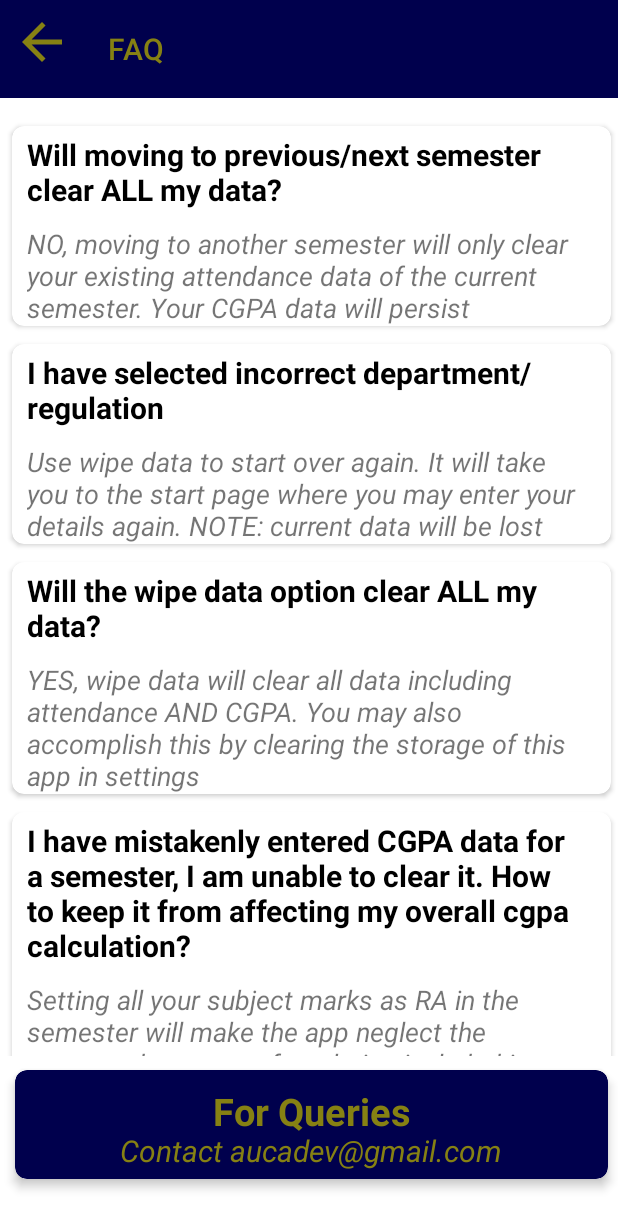
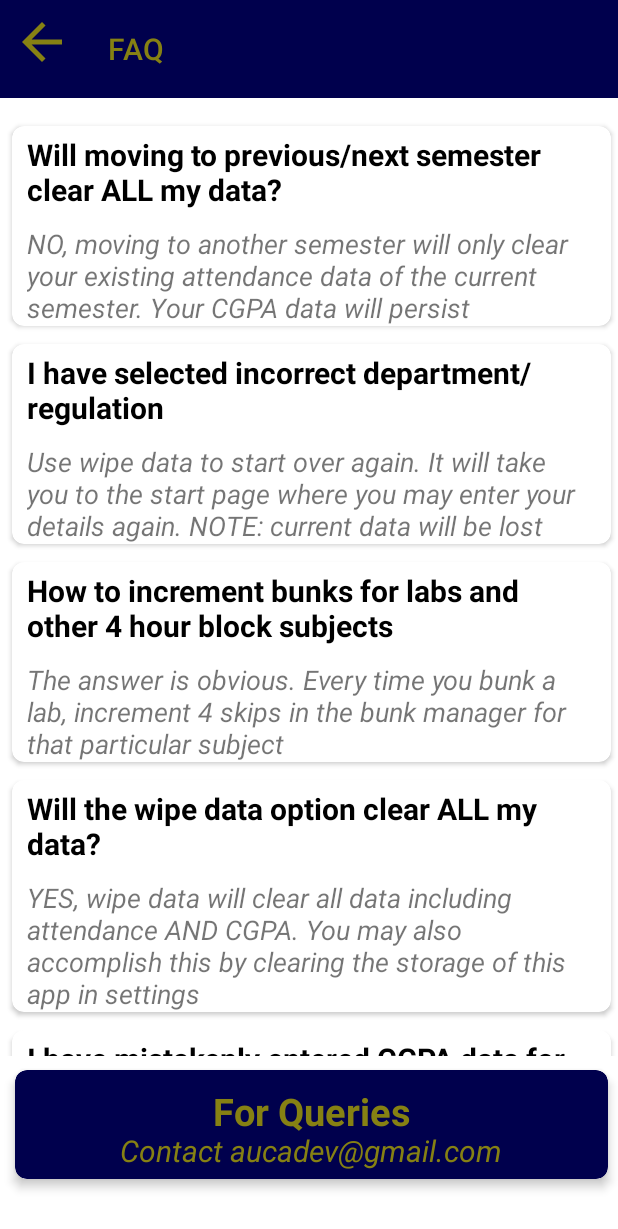
Before and after one commit to dhanpraja231/Aucademics, an Android app: the HelpNFAQ screen opened directly, with no data from a screen before it, on a phone screen of 412 x 824 dp. Shown: the top 1229 px of the screen. Run offline under Robolectric (Android 15) with nearby library versions, the phone set to English and light mode, and no system bars.

Commit message:
version 1.2.1(6 beta 1)

```diff
--- a/app/src/main/java/com/example/aucademics/homePage/AddCustomSubject.java
+++ b/app/src/main/java/com/example/aucademics/homePage/AddCustomSubject.java
@@ -54,7 +54,7 @@ public class AddCustomSubject extends AppCompatActivity {
                 String subName = mSubjectName.getText().toString();
                 String totalHours = mTotalHours.getText().toString();
                 //String credits = mCredits.getText().toString();
-                String regex = "[0-9]";
+                String regex = "^[0-9]*$";
                 if(subName.isEmpty()){
                     Toast.makeText(AddCustomSubject.this,"invalid subject name",Toast.LENGTH_SHORT).show();
                 }
@@ -62,8 +62,8 @@ public class AddCustomSubject extends AppCompatActivity {
                     Toast.makeText(AddCustomSubject.this,"invalid total hours",Toast.LENGTH_SHORT).show();
                 }
 
-                else if(Integer.parseInt( totalHours)<30 && Integer.parseInt((totalHours))%15!=0){
-                    Toast.makeText(AddCustomSubject.this,"hours must be >=30 and multiple of 15",Toast.LENGTH_SHORT).show();
+                else if(Integer.parseInt( totalHours)<30 || Integer.parseInt( totalHours)>240 || Integer.parseInt((totalHours))%15!=0){
+                    Toast.makeText(AddCustomSubject.this,"hours must be between 30-240 and multiple of 15",Toast.LENGTH_SHORT).show();
                 }
 
                 else{
--- a/app/src/main/java/com/example/aucademics/homePage/HelpNFAQ.java
+++ b/app/src/main/java/com/example/aucademics/homePage/HelpNFAQ.java
@@ -44,6 +44,8 @@ public class HelpNFAQ extends AppCompatActivity {
                 " attendance data of the current semester. Your CGPA data will persist"));
         dataList.add(new faqItem("I have selected incorrect department/regulation","Use wipe data to start over again. It will take you to the start page where you may enter " +
                 "your details again. NOTE: current data will be lost" ));
+        dataList.add(new faqItem("How to increment bunks for labs and other 4 hour block subjects","The answer is obvious. Every time you bunk a lab, increment 4 " +
+                "skips in the bunk manager for that particular subject" ));
         dataList.add(new faqItem("Will the wipe data option clear ALL my data?","YES, wipe data will clear all data including attendance AND CGPA. " +
                 "You may also accomplish this by clearing the storage of this app in settings"));
         dataList.add(new faqItem("I have mistakenly entered CGPA data for a semester, I am unable to clear it. How to keep it from affecting my overall cgpa calculation?",
@@ -71,7 +73,6 @@ public class HelpNFAQ extends AppCompatActivity {
         rvAdapter = new HelpPageRVAdapter(dataList);
         rv.setAdapter(rvAdapter);
         rv.setLayoutManager(new LinearLayoutManager(this));
-
         contact.setOnClickListener(view -> {
             Intent intent = new Intent(Intent.ACTION_VIEW);
             Uri data = Uri.parse("mailto:aucadev@gmail.com?subject=");
--- a/app/src/main/java/com/example/aucademics/homePage/bunkNcgpa.java
+++ b/app/src/main/java/com/example/aucademics/homePage/bunkNcgpa.java
@@ -12,6 +12,7 @@ import android.content.DialogInterface;
 import android.content.Intent;
 import android.content.SharedPreferences;
 import android.graphics.Color;
+import android.net.Uri;
 import android.os.Bundle;
 import android.preference.PreferenceManager;
 import android.view.MenuItem;
@@ -243,6 +244,8 @@ public class bunkNcgpa extends AppCompatActivity implements NavigationView.OnNav
                 break;
 
             case R.id.playstore_redirect:
+                Intent intent = new Intent(Intent.ACTION_VIEW, Uri.parse("https://play.google.com/store/apps/details?id=com.aucadevs.aucademics&reviewId=0"));
+                startActivity(intent);
                 //TODO: redirect to playstore app via explicit intent
                 break;
             case R.id.help_nav:
--- a/app/src/main/res/layout/semester_tile_rv_viewholder.xml
+++ b/app/src/main/res/layout/semester_tile_rv_viewholder.xml
@@ -1,13 +1,12 @@
 <androidx.cardview.widget.CardView
     xmlns:android="http://schemas.android.com/apk/res/android"
     xmlns:app="http://schemas.android.com/apk/res-auto"
-    android:layout_width="185sp"
+    android:layout_width="match_parent"
     android:layout_height="150sp"
     android:layout_centerHorizontal="true"
     app:cardBackgroundColor="@color/white"
     app:cardCornerRadius="8sp"
     app:cardElevation="4sp"
-    android:layout_marginStart="3sp"
     app:cardPreventCornerOverlap="true"
     app:cardUseCompatPadding="true">
 
```
